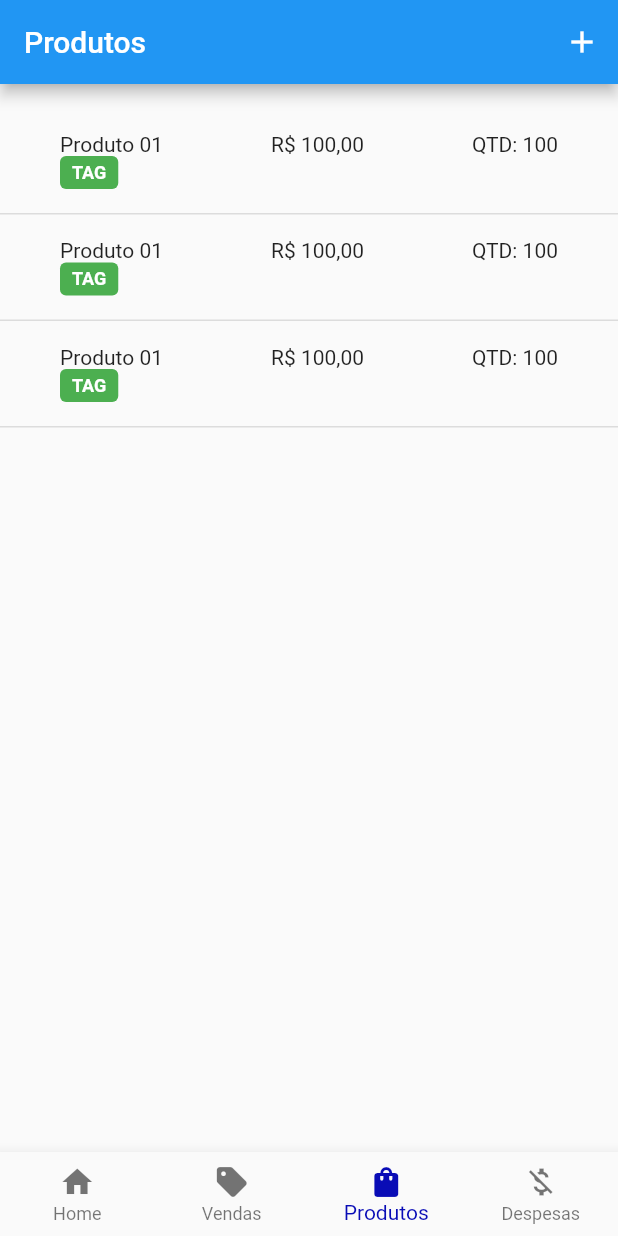
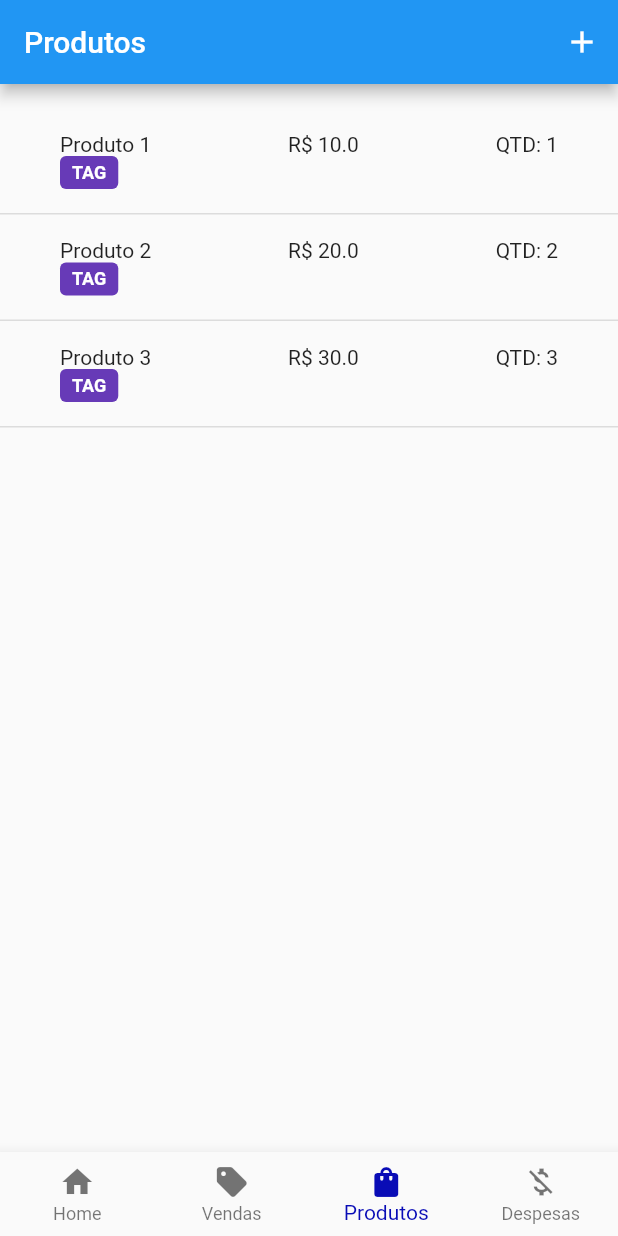
Before and after one commit to Kauanphbbb/my_little_business, a Flutter app: the screen it shows after launch, item 3 of the bottom bar chosen, on a phone screen of 412 x 824 dp. Run offline on Flutter 3.47's test engine with Material 2 defaults, Android fonts, the phone set to English and light mode, and no system bars.

Commit message:
feat: change widgets to product widget

```diff
--- a/lib/app/pages/products_page/products_page.dart
+++ b/lib/app/pages/products_page/products_page.dart
@@ -1,4 +1,5 @@
 import 'package:flutter/material.dart';
+import 'package:my_little_business/app/pages/products_page/product.dart';
 
 class ProductsPage extends StatelessWidget {
   const ProductsPage({Key? key}) : super(key: key);
@@ -17,132 +18,21 @@ class ProductsPage extends StatelessWidget {
         ),
         body: ListView(
           padding: const EdgeInsets.only(top: 16),
-          children: [
-            Container(
-              padding: const EdgeInsets.all(16),
-              decoration: const BoxDecoration(
-                  border: Border(
-                      bottom: BorderSide(color: Colors.black12, width: 1))),
-              child: Padding(
-                padding: const EdgeInsets.only(right: 24, left: 24),
-                child: Column(
-                  children: [
-                    Row(
-                      mainAxisAlignment: MainAxisAlignment.spaceBetween,
-                      children: const [
-                        Text('Produto 01'),
-                        Text('R\$ 100,00'),
-                        Text('QTD: 100'),
-                      ],
-                    ),
-                    Row(
-                      mainAxisAlignment: MainAxisAlignment.start,
-                      children: [
-                        Container(
-                          padding: const EdgeInsets.only(
-                              right: 8, left: 8, top: 4, bottom: 4),
-                          decoration: BoxDecoration(
-                            borderRadius: BorderRadius.circular(4),
-                            color: Colors.green,
-                          ),
-                          child: Text(
-                            'Tag'.toUpperCase(),
-                            style: const TextStyle(
-                              fontSize: 12,
-                              color: Colors.white,
-                              fontWeight: FontWeight.bold,
-                            ),
-                          ),
-                        ),
-                      ],
-                    ),
-                  ],
-                ),
-              ),
+          children: const [
+            Product(
+              name: 'Produto 1',
+              value: 10.0,
+              qtd: 1,
             ),
-            Container(
-              padding: const EdgeInsets.all(16),
-              decoration: const BoxDecoration(
-                  border: Border(
-                      bottom: BorderSide(color: Colors.black12, width: 1))),
-              child: Padding(
-                padding: const EdgeInsets.only(right: 24, left: 24),
-                child: Column(
-                  children: [
-                    Row(
-                      mainAxisAlignment: MainAxisAlignment.spaceBetween,
-                      children: const [
-                        Text('Produto 01'),
-                        Text('R\$ 100,00'),
-                        Text('QTD: 100'),
-                      ],
-                    ),
-                    Row(
-                      mainAxisAlignment: MainAxisAlignment.start,
-                      children: [
-                        Container(
-                          padding: const EdgeInsets.only(
-                              right: 8, left: 8, top: 4, bottom: 4),
-                          decoration: BoxDecoration(
-                            borderRadius: BorderRadius.circular(4),
-                            color: Colors.green,
-                          ),
-                          child: Text(
-                            'Tag'.toUpperCase(),
-                            style: const TextStyle(
-                              fontSize: 12,
-                              color: Colors.white,
-                              fontWeight: FontWeight.bold,
-                            ),
-                          ),
-                        ),
-                      ],
-                    ),
-                  ],
-                ),
-              ),
+            Product(
+              name: 'Produto 2',
+              value: 20.0,
+              qtd: 2,
             ),
-            Container(
-              padding: const EdgeInsets.all(16),
-              decoration: const BoxDecoration(
-                  border: Border(
-                      bottom: BorderSide(color: Colors.black12, width: 1))),
-              child: Padding(
-                padding: const EdgeInsets.only(right: 24, left: 24),
-                child: Column(
-                  children: [
-                    Row(
-                      mainAxisAlignment: MainAxisAlignment.spaceBetween,
-                      children: const [
-                        Text('Produto 01'),
-                        Text('R\$ 100,00'),
-                        Text('QTD: 100'),
-                      ],
-                    ),
-                    Row(
-                      mainAxisAlignment: MainAxisAlignment.start,
-                      children: [
-                        Container(
-                          padding: const EdgeInsets.only(
-                              right: 8, left: 8, top: 4, bottom: 4),
-                          decoration: BoxDecoration(
-                            borderRadius: BorderRadius.circular(4),
-                            color: Colors.green,
-                          ),
-                          child: Text(
-                            'Tag'.toUpperCase(),
-                            style: const TextStyle(
-                              fontSize: 12,
-                              color: Colors.white,
-                              fontWeight: FontWeight.bold,
-                            ),
-                          ),
-                        ),
-                      ],
-                    ),
-                  ],
-                ),
-              ),
+            Product(
+              name: 'Produto 3',
+              value: 30.0,
+              qtd: 3,
             ),
           ],
         ));
```
